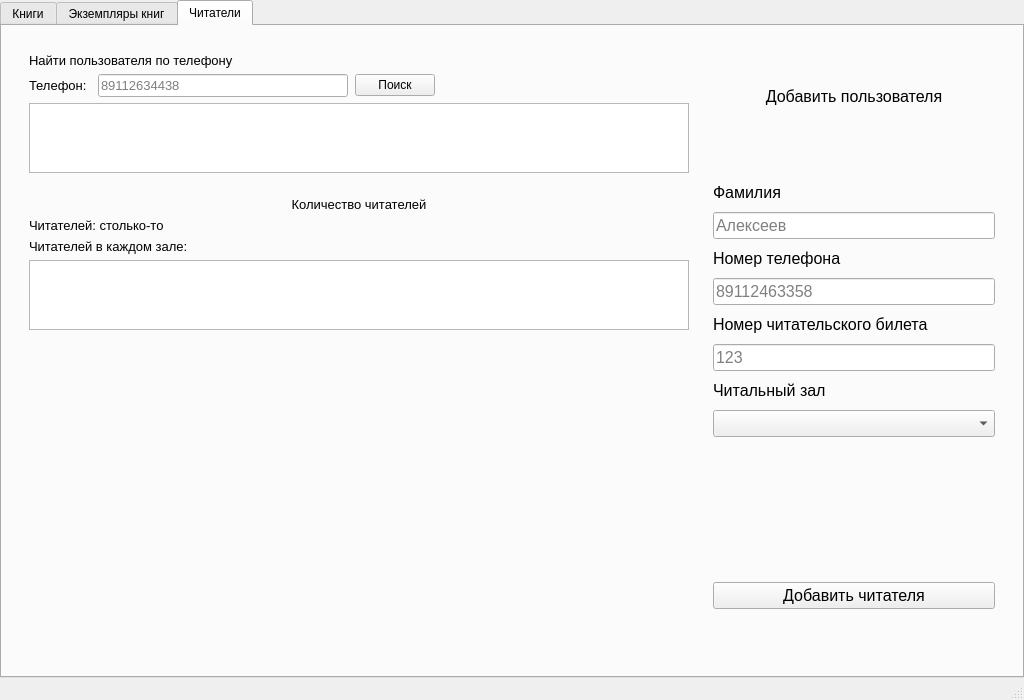
First picture: the form in main_form.ui, repository AlexXx235/Library_CW, before the edit.
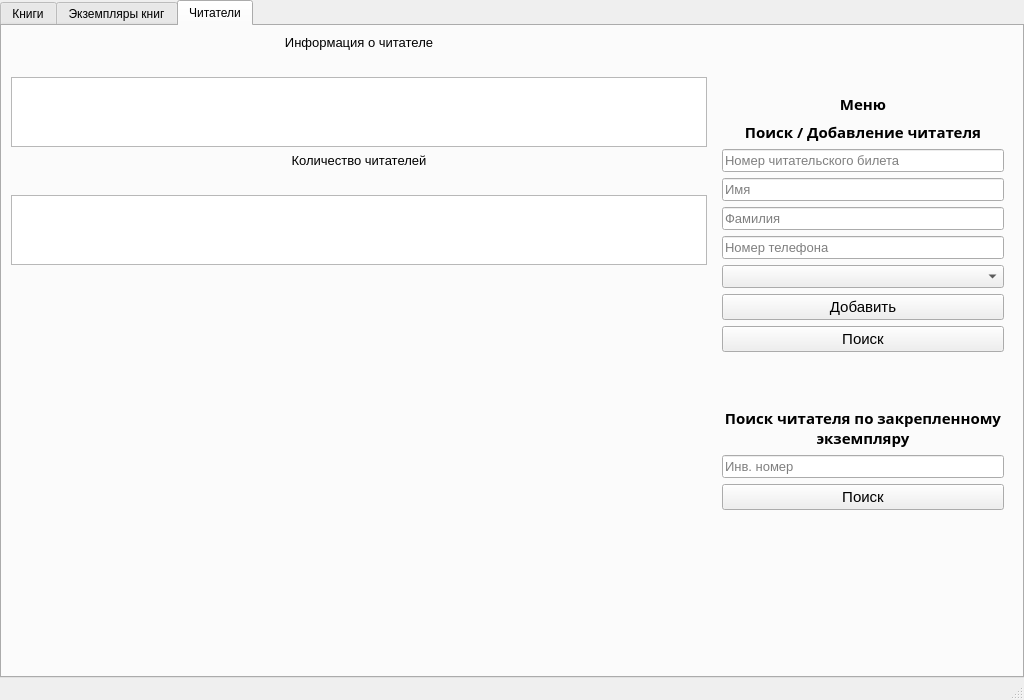
Second picture: the form after the edit. The open tabs and pages were chosen to show the change. Icons and pictures are not drawn.

```diff
--- a/main_form.ui
+++ b/main_form.ui
@@ -945,130 +945,38 @@
        </attribute>
        <layout class="QHBoxLayout" name="horizontalLayout_4">
         <item>
-         <widget class="QWidget" name="body" native="true">
-          <property name="minimumSize">
-           <size>
-            <width>1000</width>
-            <height>600</height>
-           </size>
-          </property>
-          <property name="maximumSize">
-           <size>
-            <width>46578</width>
-            <height>2365478</height>
-           </size>
-          </property>
-          <layout class="QHBoxLayout" name="horizontalLayout_3">
+         <layout class="QVBoxLayout" name="verticalLayout">
            <item>
-            <layout class="QVBoxLayout" name="verticalLayout_3">
-             <item>
-              <widget class="QWidget" name="reader_search" native="true">
-               <layout class="QVBoxLayout" name="verticalLayout_5">
-                <item>
-                 <widget class="QLabel" name="reader_search_label">
+           <widget class="QLabel" name="label">
                   <property name="font">
                    <font>
                     <pointsize>10</pointsize>
                    </font>
                   </property>
                   <property name="text">
-                   <string>Найти пользователя по телефону</string>
+             <string>Информация о читателе</string>
                   </property>
                   <property name="alignment">
-                   <set>Qt::AlignLeading|Qt::AlignLeft|Qt::AlignVCenter</set>
+             <set>Qt::AlignCenter</set>
                   </property>
                  </widget>
                 </item>
                 <item>
-                 <layout class="QHBoxLayout" name="horizontalLayout_5">
-                  <property name="spacing">
-                   <number>7</number>
-                  </property>
-                  <item>
-                   <widget class="QLabel" name="phone_search_label">
-                    <property name="sizePolicy">
-                     <sizepolicy hsizetype="Fixed" vsizetype="Preferred">
-                      <horstretch>0</horstretch>
-                      <verstretch>0</verstretch>
-                     </sizepolicy>
-                    </property>
+           <widget class="QLabel" name="readers_table_query">
                     <property name="font">
                      <font>
                       <pointsize>10</pointsize>
                      </font>
                     </property>
                     <property name="text">
-                     <string>Телефон: </string>
-                    </property>
-                   </widget>
-                  </item>
-                  <item>
-                   <widget class="QLineEdit" name="phone_search_le">
-                    <property name="maximumSize">
-                     <size>
-                      <width>250</width>
-                      <height>16777215</height>
-                     </size>
-                    </property>
-                    <property name="font">
-                     <font>
-                      <pointsize>10</pointsize>
-                     </font>
-                    </property>
-                    <property name="mouseTracking">
-                     <bool>true</bool>
-                    </property>
-                    <property name="statusTip">
-                     <string>Введите номер телефона, чтобы узнать о его владельце</string>
-                    </property>
-                    <property name="inputMask">
                      <string/>
                     </property>
-                    <property name="maxLength">
-                     <number>32767</number>
-                    </property>
-                    <property name="placeholderText">
-                     <string>89112634438</string>
-                    </property>
-                   </widget>
-                  </item>
-                  <item>
-                   <widget class="QPushButton" name="phone_search_btn">
-                    <property name="maximumSize">
-                     <size>
-                      <width>100</width>
-                      <height>16777215</height>
-                     </size>
-                    </property>
-                    <property name="font">
-                     <font>
-                      <pointsize>9</pointsize>
-                     </font>
-                    </property>
-                    <property name="text">
-                     <string>Поиск</string>
-                    </property>
-                   </widget>
-                  </item>
-                  <item>
-                   <spacer name="horizontalSpacer">
-                    <property name="orientation">
-                     <enum>Qt::Horizontal</enum>
-                    </property>
-                    <property name="sizeHint" stdset="0">
-                     <size>
-                      <width>40</width>
-                      <height>20</height>
-                     </size>
-                    </property>
-                   </spacer>
-                  </item>
-                 </layout>
+           </widget>
                 </item>
                 <item>
                  <widget class="QTableWidget" name="readers_table">
                   <property name="sizePolicy">
-                   <sizepolicy hsizetype="Expanding" vsizetype="Fixed">
+             <sizepolicy hsizetype="Expanding" vsizetype="Preferred">
                     <horstretch>0</horstretch>
                     <verstretch>0</verstretch>
                    </sizepolicy>
@@ -1094,59 +1002,8 @@
                   <property name="selectionMode">
                    <enum>QAbstractItemView::NoSelection</enum>
                   </property>
-                  <property name="wordWrap">
-                   <bool>true</bool>
-                  </property>
                   <property name="cornerButtonEnabled">
                    <bool>false</bool>
-                  </property>
-                  <property name="rowCount">
-                   <number>0</number>
-                  </property>
-                  <property name="columnCount">
-                   <number>0</number>
-                  </property>
-                  <attribute name="verticalHeaderDefaultSectionSize">
-                   <number>55</number>
-                  </attribute>
-                 </widget>
-                </item>
-               </layout>
-              </widget>
-             </item>
-             <item>
-              <widget class="QWidget" name="room_info_widget" native="true">
-               <property name="minimumSize">
-                <size>
-                 <width>0</width>
-                 <height>0</height>
-                </size>
-               </property>
-               <layout class="QVBoxLayout" name="verticalLayout_6">
-                <item>
-                 <widget class="QLabel" name="info_label">
-                  <property name="font">
-                   <font>
-                    <pointsize>10</pointsize>
-                   </font>
-                  </property>
-                  <property name="text">
-                   <string>Количество читателей</string>
-                  </property>
-                  <property name="alignment">
-                   <set>Qt::AlignCenter</set>
-                  </property>
-                 </widget>
-                </item>
-                <item>
-                 <widget class="QLabel" name="info_text">
-                  <property name="font">
-                   <font>
-                    <pointsize>10</pointsize>
-                   </font>
-                  </property>
-                  <property name="text">
-                   <string>Читателей: столько-то</string>
                   </property>
                  </widget>
                 </item>
@@ -1158,21 +1015,33 @@
                    </font>
                   </property>
                   <property name="text">
-                   <string>Читателей в каждом зале:</string>
-                  </property>
+             <string>Количество читателей</string>
+            </property>
+            <property name="alignment">
+             <set>Qt::AlignCenter</set>
+            </property>
                  </widget>
                 </item>
                 <item>
-                 <widget class="QTableWidget" name="rooms_table">
+           <widget class="QLabel" name="rooms_table_info">
+            <property name="font">
+             <font>
+              <pointsize>10</pointsize>
+             </font>
+            </property>
+            <property name="text">
+             <string/>
+            </property>
+           </widget>
+          </item>
+          <item>
+           <widget class="QTableWidget" name="readers_statistics_table">
                   <property name="sizePolicy">
-                   <sizepolicy hsizetype="Expanding" vsizetype="Fixed">
+             <sizepolicy hsizetype="Expanding" vsizetype="Preferred">
                     <horstretch>0</horstretch>
                     <verstretch>0</verstretch>
                    </sizepolicy>
                   </property>
-                  <property name="horizontalScrollBarPolicy">
-                   <enum>Qt::ScrollBarAsNeeded</enum>
-                  </property>
                   <property name="sizeAdjustPolicy">
                    <enum>QAbstractScrollArea::AdjustToContents</enum>
                   </property>
@@ -1197,7 +1066,7 @@
                  </widget>
                 </item>
                 <item>
-                 <spacer name="verticalSpacer_8">
+           <spacer name="verticalSpacer_5">
                   <property name="orientation">
                    <enum>Qt::Vertical</enum>
                   </property>
@@ -1210,22 +1079,22 @@
                  </spacer>
                 </item>
                </layout>
-              </widget>
-             </item>
-            </layout>
            </item>
            <item>
-            <widget class="QWidget" name="add_reader_widget" native="true">
+         <widget class="QWidget" name="readers_page_menu_widget" native="true">
+          <property name="minimumSize">
+           <size>
+            <width>300</width>
+            <height>0</height>
+           </size>
+          </property>
              <property name="maximumSize">
               <size>
                <width>300</width>
-               <height>650</height>
-              </size>
-             </property>
-             <layout class="QVBoxLayout" name="verticalLayout_4" stretch="1,0,2,0,0,0,0,0,0,0,0,4,0,0">
-              <property name="spacing">
-               <number>10</number>
-              </property>
+            <height>16777215</height>
+           </size>
+          </property>
+          <layout class="QVBoxLayout" name="readers_page_menu_v_box" stretch="1,0,0,1,0,3">
               <item>
                <spacer name="verticalSpacer_7">
                 <property name="orientation">
@@ -1240,14 +1109,23 @@
                </spacer>
               </item>
               <item>
-               <widget class="QLabel" name="add_user_label">
+            <widget class="QLabel" name="readers_page_menu_title">
+             <property name="sizePolicy">
+              <sizepolicy hsizetype="Preferred" vsizetype="Fixed">
+               <horstretch>0</horstretch>
+               <verstretch>0</verstretch>
+              </sizepolicy>
+             </property>
                 <property name="font">
                  <font>
-                  <pointsize>12</pointsize>
+               <family>Yu Gothic UI Semibold</family>
+               <pointsize>11</pointsize>
+               <weight>75</weight>
+               <bold>true</bold>
                  </font>
                 </property>
                 <property name="text">
-                 <string>Добавить пользователя</string>
+              <string>Меню</string>
                 </property>
                 <property name="alignment">
                  <set>Qt::AlignCenter</set>
@@ -1255,26 +1133,70 @@
                </widget>
               </item>
               <item>
-               <spacer name="verticalSpacer_6">
-                <property name="orientation">
-                 <enum>Qt::Vertical</enum>
-                </property>
-                <property name="sizeHint" stdset="0">
-                 <size>
-                  <width>20</width>
-                  <height>40</height>
-                 </size>
-                </property>
-               </spacer>
-              </item>
+            <widget class="QWidget" name="add_readers_widget" native="true">
+             <layout class="QVBoxLayout" name="verticalLayout_4">
+              <property name="leftMargin">
+               <number>0</number>
+              </property>
+              <property name="topMargin">
+               <number>0</number>
+              </property>
+              <property name="rightMargin">
+               <number>0</number>
+              </property>
+              <property name="bottomMargin">
+               <number>0</number>
+              </property>
               <item>
                <widget class="QLabel" name="surname_label">
                 <property name="font">
                  <font>
-                  <pointsize>12</pointsize>
+                  <family>Yu Gothic UI Semibold</family>
+                  <pointsize>11</pointsize>
+                  <weight>75</weight>
+                  <bold>true</bold>
                  </font>
                 </property>
                 <property name="text">
+                 <string>Поиск / Добавление читателя</string>
+                </property>
+                <property name="alignment">
+                 <set>Qt::AlignCenter</set>
+                </property>
+               </widget>
+              </item>
+              <item>
+               <widget class="QLineEdit" name="reader_card_number_le">
+                <property name="font">
+                 <font>
+                  <pointsize>10</pointsize>
+                 </font>
+                </property>
+                <property name="placeholderText">
+                 <string>Номер читательского билета</string>
+                </property>
+               </widget>
+              </item>
+              <item>
+               <widget class="QLineEdit" name="reader_name_le">
+                <property name="font">
+                 <font>
+                  <pointsize>10</pointsize>
+                 </font>
+                </property>
+                <property name="placeholderText">
+                 <string>Имя</string>
+                </property>
+               </widget>
+              </item>
+              <item>
+               <widget class="QLineEdit" name="reader_surname_le">
+                <property name="font">
+                 <font>
+                  <pointsize>10</pointsize>
+                 </font>
+                </property>
+                <property name="placeholderText">
                  <string>Фамилия</string>
                 </property>
                </widget>
@@ -1283,122 +1205,55 @@
                <widget class="QLineEdit" name="add_reader_surname_le">
                 <property name="font">
                  <font>
-                  <pointsize>12</pointsize>
+                  <pointsize>10</pointsize>
                  </font>
                 </property>
                 <property name="statusTip">
                  <string>Введите фамилию нового читателя</string>
                 </property>
                 <property name="placeholderText">
-                 <string>Алексеев</string>
-                </property>
-               </widget>
-              </item>
-              <item>
-               <widget class="QLabel" name="phone_label">
-                <property name="font">
-                 <font>
-                  <pointsize>12</pointsize>
-                 </font>
-                </property>
-                <property name="text">
                  <string>Номер телефона</string>
                 </property>
                </widget>
               </item>
               <item>
-               <widget class="QLineEdit" name="add_reader_phone_le">
+               <widget class="QComboBox" name="reader_room_combo_box">
                 <property name="font">
                  <font>
-                  <pointsize>12</pointsize>
+                  <pointsize>10</pointsize>
                  </font>
                 </property>
-                <property name="statusTip">
-                 <string>Введите номер телефона нового читателя</string>
-                </property>
-                <property name="placeholderText">
-                 <string>89112463358</string>
-                </property>
                </widget>
               </item>
-              <item>
-               <widget class="QLabel" name="card_number_label">
-                <property name="font">
-                 <font>
-                  <pointsize>12</pointsize>
-                 </font>
-                </property>
-                <property name="text">
-                 <string>Номер читательского билета</string>
-                </property>
-               </widget>
-              </item>
-              <item>
-               <widget class="QLineEdit" name="add_reader_card_number_le">
-                <property name="font">
-                 <font>
-                  <pointsize>12</pointsize>
-                 </font>
-                </property>
-                <property name="statusTip">
-                 <string>Введите номер читательского билета нового читателя</string>
-                </property>
-                <property name="placeholderText">
-                 <string>123</string>
-                </property>
-               </widget>
-              </item>
-              <item>
-               <widget class="QLabel" name="room_label">
-                <property name="font">
-                 <font>
-                  <pointsize>12</pointsize>
-                 </font>
-                </property>
-                <property name="text">
-                 <string>Читальный зал</string>
-                </property>
-               </widget>
-              </item>
-              <item>
-               <widget class="QComboBox" name="add_reader_room_combo_box">
-                <property name="font">
-                 <font>
-                  <pointsize>12</pointsize>
-                 </font>
-                </property>
-                <property name="statusTip">
-                 <string>Выберите читальный зал, к которому будет прикреплен читатель</string>
-                </property>
-               </widget>
-              </item>
-              <item>
-               <spacer name="verticalSpacer_5">
-                <property name="orientation">
-                 <enum>Qt::Vertical</enum>
-                </property>
-                <property name="sizeHint" stdset="0">
-                 <size>
-                  <width>20</width>
-                  <height>40</height>
-                 </size>
-                </property>
-               </spacer>
-              </item>
               <item>
                <widget class="QPushButton" name="add_reader_btn">
                 <property name="font">
                  <font>
-                  <pointsize>12</pointsize>
+                  <pointsize>11</pointsize>
                  </font>
                 </property>
                 <property name="text">
-                 <string>Добавить читателя</string>
+                 <string>Добавить</string>
                 </property>
                </widget>
               </item>
               <item>
-               <spacer name="verticalSpacer_9">
+               <widget class="QPushButton" name="search_readers_btn">
+                <property name="font">
+                 <font>
+                  <pointsize>11</pointsize>
+                 </font>
+                </property>
+                <property name="text">
+                 <string>Поиск</string>
+                </property>
+               </widget>
+              </item>
+             </layout>
+            </widget>
+           </item>
+           <item>
+            <spacer name="verticalSpacer_8">
                 <property name="orientation">
                  <enum>Qt::Vertical</enum>
                 </property>
@@ -1410,9 +1265,88 @@
                 </property>
                </spacer>
               </item>
+           <item>
+            <widget class="QWidget" name="search_reader_by_book_widget" native="true">
+             <layout class="QVBoxLayout" name="verticalLayout_6">
+              <property name="leftMargin">
+               <number>0</number>
+              </property>
+              <property name="topMargin">
+               <number>0</number>
+              </property>
+              <property name="rightMargin">
+               <number>0</number>
+              </property>
+              <property name="bottomMargin">
+               <number>0</number>
+              </property>
+              <item>
+               <widget class="QLabel" name="search_reader_by_book_label">
+                <property name="sizePolicy">
+                 <sizepolicy hsizetype="Preferred" vsizetype="Fixed">
+                  <horstretch>0</horstretch>
+                  <verstretch>0</verstretch>
+                 </sizepolicy>
+                </property>
+                <property name="font">
+                 <font>
+                  <family>Yu Gothic UI Semibold</family>
+                  <pointsize>11</pointsize>
+                  <weight>75</weight>
+                  <bold>true</bold>
+                 </font>
+                </property>
+                <property name="text">
+                 <string>Поиск читателя по закрепленному экземпляру</string>
+                </property>
+                <property name="alignment">
+                 <set>Qt::AlignCenter</set>
+                </property>
+                <property name="wordWrap">
+                 <bool>true</bool>
+                </property>
+               </widget>
+              </item>
+              <item>
+               <widget class="QLineEdit" name="reader_copy_inv_number_le">
+                <property name="font">
+                 <font>
+                  <pointsize>10</pointsize>
+                 </font>
+                </property>
+                <property name="placeholderText">
+                 <string>Инв. номер</string>
+                </property>
+               </widget>
+              </item>
+              <item>
+               <widget class="QPushButton" name="copy_by_reader_search_btn">
+                <property name="font">
+                 <font>
+                  <pointsize>11</pointsize>
+                 </font>
+                </property>
+                <property name="text">
+                 <string>Поиск</string>
+                </property>
+               </widget>
+              </item>
              </layout>
             </widget>
            </item>
+           <item>
+            <spacer name="verticalSpacer_6">
+             <property name="orientation">
+              <enum>Qt::Vertical</enum>
+             </property>
+             <property name="sizeHint" stdset="0">
+              <size>
+               <width>20</width>
+               <height>40</height>
+              </size>
+             </property>
+            </spacer>
+           </item>
           </layout>
          </widget>
         </item>
```
Left out of the diff: 20 changed lines with no effect on the pictures. Lines whose indentation alone changed are shown as unchanged.
